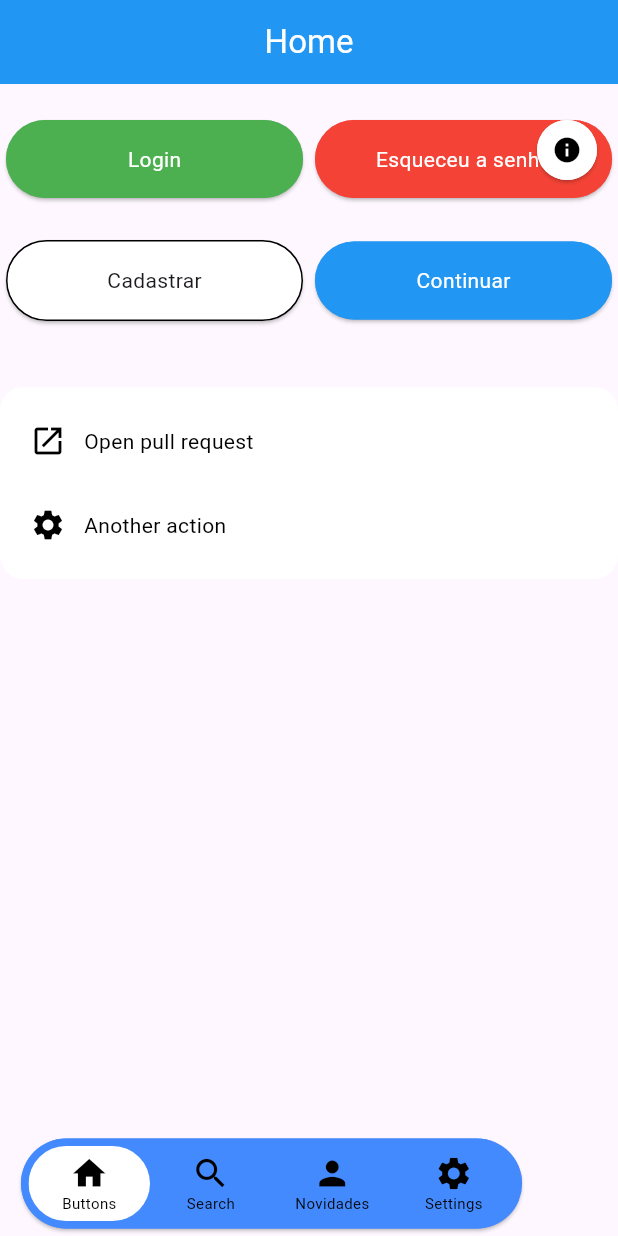
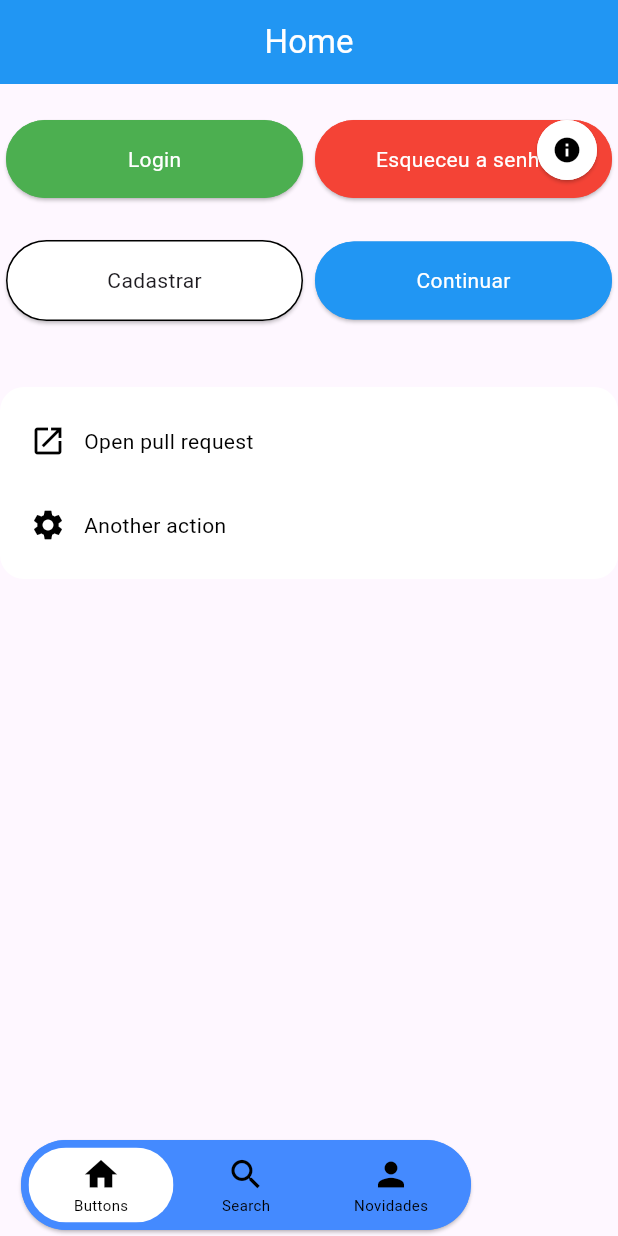
Before and after one commit to andrelucassvt/as-design-system, a Flutter app: the screen it shows after launch, on a phone screen of 412 x 824 dp. Run offline on Flutter 3.47's test engine with Material 3 defaults, Android fonts, the phone set to English and light mode, and no system bars.

Commit message:
nova versao

```diff
--- a/example/lib/main.dart
+++ b/example/lib/main.dart
@@ -83,13 +83,15 @@ class _MyHomePageState extends State<MyHomePage> {
               alignment: Alignment.bottomLeft,
               child: AsNavbar(
                 key: Key('navbar $_selectedIndex'),
-                //height: 80,
-                width: MediaQuery.of(context).size.width - 50,
                 backgroundColor: Colors.blueAccent,
                 colorSelected: Colors.white,
                 indexSelected: _selectedIndex,
+
                 scrollController: _scrollControllers[_selectedIndex],
-
+                // floatingIconLeft: AsNavIcon(
+                //   icon: Icon(Icons.add),
+                //   onTap: () {},
+                // ),
                 // floatingIconRight: AsNavIcon(
                 //   icon: Icon(Icons.add),
                 //   onTap: () {},
@@ -122,15 +124,15 @@ class _MyHomePageState extends State<MyHomePage> {
                       });
                     },
                   ),
-                  AsNavIcon(
-                    title: 'Settings',
-                    icon: Icon(Icons.settings),
-                    onTap: () {
-                      setState(() {
-                        _selectedIndex = 3;
-                      });
-                    },
-                  ),
+                  // AsNavIcon(
+                  //   title: 'Settings',
+                  //   icon: Icon(Icons.settings),
+                  //   onTap: () {
+                  //     setState(() {
+                  //       _selectedIndex = 3;
+                  //     });
+                  //   },
+                  // ),
                 ],
               ),
             ),
--- a/lib/navbar/as_navbar.dart
+++ b/lib/navbar/as_navbar.dart
@@ -29,6 +29,8 @@ class AsNavbar extends StatefulWidget {
   final EdgeInsetsGeometry? padding;
   final Color? backgroundColor;
   final Color? colorItemSelected;
+
+  /// Apenas para o caso de ter menos de 4 itens no navbar
   final double? width;
 
   @override
@@ -66,10 +68,7 @@ class _AsNavbarState extends State<AsNavbar> {
 
   @override
   Widget build(BuildContext context) {
-    return SizedBox(
-      width: widget.width,
-      height: 70,
-      child: Padding(
+    return Padding(
       padding: widget.padding ?? const EdgeInsets.symmetric(horizontal: 10),
       child: AnimatedSwitcher(
         duration: Duration(milliseconds: 500),
@@ -93,14 +92,14 @@ class _AsNavbarState extends State<AsNavbar> {
                     isScroll = false;
                   });
                 },
-                  child: SizedBox(
-                    height: 75,
                 child: Row(
                   key: const ValueKey('floatingIcon'),
                   crossAxisAlignment: CrossAxisAlignment.center,
                   mainAxisSize: MainAxisSize.min,
                   children: [
-                        AsBaseContainer(
+                    Padding(
+                      padding: const EdgeInsets.only(bottom: 10),
+                      child: AsBaseContainer(
                         shape: BoxShape.circle,
                         color: widget.backgroundColor,
                         enableBorder: widget.enableBorder,
@@ -112,14 +111,15 @@ class _AsNavbarState extends State<AsNavbar> {
                           size: 26,
                         ),
                       ),
+                    ),
                     Spacer(),
                   ],
-                    ),
                 ),
               )
             : Row(
                 key: const ValueKey('navbar'),
                 crossAxisAlignment: CrossAxisAlignment.center,
+                mainAxisAlignment: MainAxisAlignment.spaceBetween,
                 mainAxisSize: MainAxisSize.min,
                 children: [
                   if (widget.floatingIconLeft != null) ...[
@@ -127,77 +127,41 @@ class _AsNavbarState extends State<AsNavbar> {
                       onTap: widget.floatingIconLeft!.onTap,
                       splashColor: Colors.transparent,
                       highlightColor: Colors.transparent,
+                      child: Padding(
+                        padding: const EdgeInsets.only(right: 5),
                         child: AsBaseContainer(
                           shape: BoxShape.circle,
-                          width: 60,
-                          height: 60,
+                          width: widget.navIcons.first.title == null ? 45 : 60,
+                          height: widget.navIcons.first.title == null ? 45 : 60,
                           elevation: 1,
                           color: widget.backgroundColor,
                           enableBorder: widget.enableBorder,
                           child: _onTapIcon(widget.floatingIconLeft!),
                         ),
                       ),
-                      const SizedBox(width: 5),
+                    ),
                   ],
-                    Expanded(
-                      child: AsBaseContainer(
-                        padding: const EdgeInsets.all(5),
-                        enableBorder: widget.enableBorder,
-                        elevation: 1,
-                        color: widget.backgroundColor,
-                        child: Row(
-                          mainAxisAlignment: MainAxisAlignment.spaceEvenly,
-                          children: widget.navIcons.asMap().entries.take(4).map(
-                            (item) {
-                              final isSelected =
-                                  item.key == widget.indexSelected;
-                              return Expanded(
-                                child: InkWell(
-                                  onTap: item.value.onTap,
-                                  splashColor: Colors.transparent,
-                                  highlightColor: Colors.transparent,
-                                  child: AsBaseContainer(
-                                    padding: isSelected
-                                        ? const EdgeInsets.symmetric(
-                                            vertical: 5,
-                                            horizontal: 0,
-                                          )
-                                        : null,
-                                    color: isSelected
-                                        ? widget.colorSelected ??
-                                              Colors.grey.withValues(alpha: .3)
-                                        : Colors.transparent,
-                                    child: _onTapIcon(
-                                      item.value,
-                                      isSelected: isSelected,
-                                    ),
-                                  ),
-                                ),
-                              );
-                            },
-                          ).toList(),
-                        ),
-                      ),
-                    ),
+                  _buildNavBarContainer(context),
                   if (widget.floatingIconRight != null) ...[
-                      const SizedBox(width: 5),
                     InkWell(
                       onTap: widget.floatingIconRight!.onTap,
                       splashColor: Colors.transparent,
                       highlightColor: Colors.transparent,
+                      child: Padding(
+                        padding: const EdgeInsets.only(left: 5),
                         child: AsBaseContainer(
                           shape: BoxShape.circle,
-                          width: 60,
-                          height: 60,
+                          width: widget.navIcons.first.title == null ? 45 : 60,
+                          height: widget.navIcons.first.title == null ? 45 : 60,
                           elevation: 1,
                           color: widget.backgroundColor,
                           enableBorder: widget.enableBorder,
                           child: _onTapIcon(widget.floatingIconRight!),
                         ),
                       ),
+                    ),
                   ],
                 ],
-                ),
               ),
       ),
     );
@@ -236,4 +200,50 @@ class _AsNavbarState extends State<AsNavbar> {
       ],
     );
   }
+
+  double _calcNavBarWidth(BuildContext context) {
+    const double itemWidth = 100;
+    double extra = 0;
+    if (widget.floatingIconLeft != null) {
+      extra += 65;
     }
+    if (widget.floatingIconRight != null) {
+      extra += 65;
+    }
+    return (itemWidth * widget.navIcons.length) + extra;
+  }
+
+  Widget _buildNavBarContainer(BuildContext context) {
+    final bool expand = widget.navIcons.length > 3;
+    final navBar = AsBaseContainer(
+      padding: const EdgeInsets.all(5),
+      enableBorder: widget.enableBorder,
+      elevation: 1,
+      color: widget.backgroundColor,
+      width: expand ? null : widget.width ?? _calcNavBarWidth(context),
+      child: Row(
+        mainAxisAlignment: MainAxisAlignment.spaceEvenly,
+        children: widget.navIcons.asMap().entries.take(4).map((item) {
+          final isSelected = item.key == widget.indexSelected;
+          return Expanded(
+            child: InkWell(
+              onTap: item.value.onTap,
+              splashColor: Colors.transparent,
+              highlightColor: Colors.transparent,
+              child: AsBaseContainer(
+                padding: isSelected
+                    ? const EdgeInsets.symmetric(vertical: 5, horizontal: 0)
+                    : null,
+                color: isSelected
+                    ? widget.colorSelected ?? Colors.grey.withValues(alpha: .3)
+                    : Colors.transparent,
+                child: _onTapIcon(item.value, isSelected: isSelected),
+              ),
+            ),
+          );
+        }).toList(),
+      ),
+    );
+    return expand ? Expanded(child: navBar) : navBar;
+  }
+}
```
Lines whose indentation alone changed are shown as unchanged.
